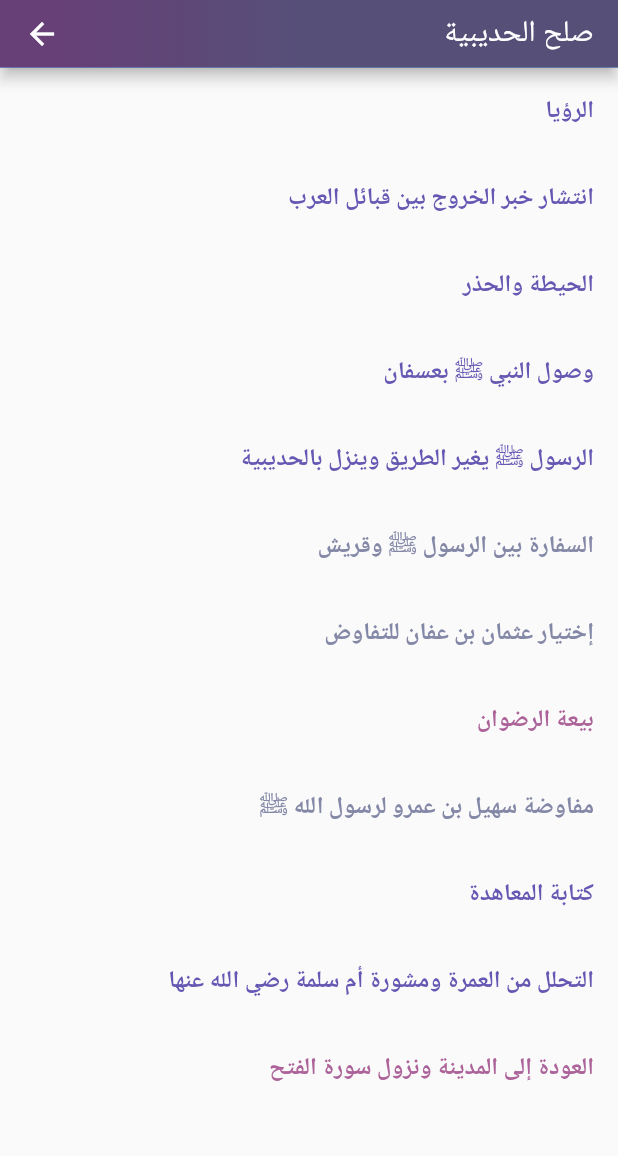
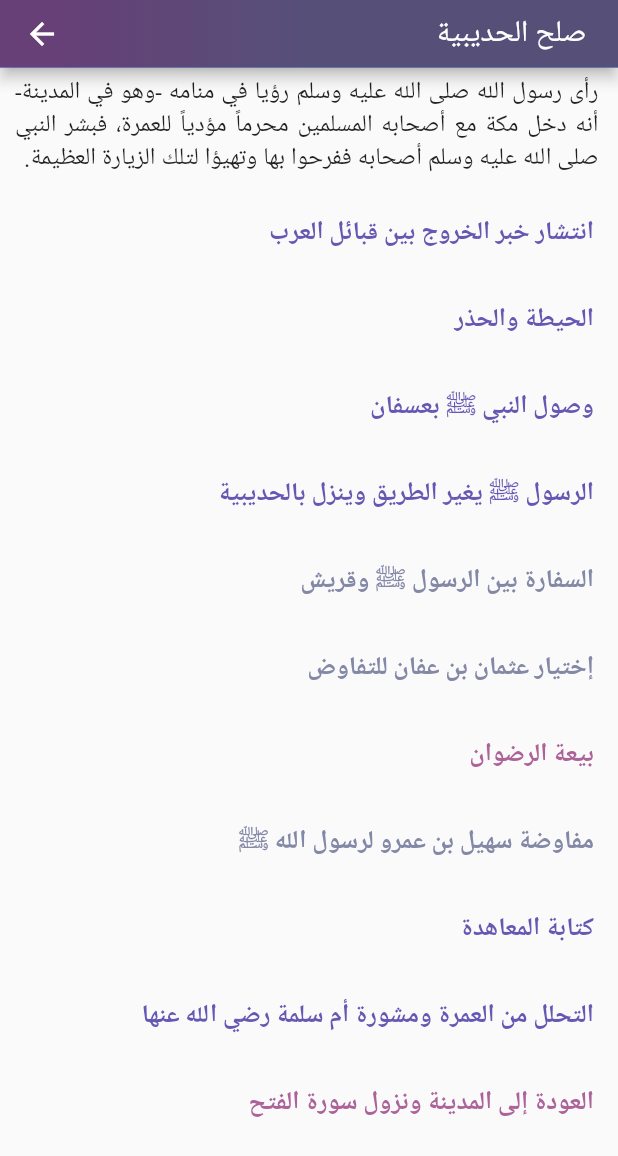
Before and after one commit to abdelfattah90/The-Prophet-Muhammad-Biography-App-Flutter, a Flutter app: the Section20 screen opened by its route, on a phone screen of 412 x 824 dp. Shown: the top 1156 px of the screen. Run offline on Flutter 3.47's test engine with Material 2 defaults, Android fonts, the phone set to English and light mode, and no system bars; our stand-ins replace get.

Commit message:
Fix design,texts

```diff
--- a/lib/sections/section13.dart
+++ b/lib/sections/section13.dart
@@ -15,9 +15,9 @@ class Section13 extends StatelessWidget {
           child: Column(
             crossAxisAlignment: CrossAxisAlignment.start,
             children: [
-              exTileWidget2(
+              paragraphText(p1),
+              exTileWidget1(
                 mainTitle(t1),
-                paragraphText(p1),
                 paragraphText(p2),
               ),
               exTileWidget2(
--- a/lib/sections/section16.dart
+++ b/lib/sections/section16.dart
@@ -8,7 +8,7 @@ class Section16 extends StatelessWidget {
   @override
   Widget build(BuildContext context) {
     return Scaffold(
-      appBar: appbarWidget('المصطلق والمنافقون'),
+      appBar: appbarWidget('بنى المصطلق'),
       body: SingleChildScrollView(
         child: Directionality(
           textDirection: TextDirection.rtl,
--- a/lib/sections/section20.dart
+++ b/lib/sections/section20.dart
@@ -15,55 +15,52 @@ class Section20 extends StatelessWidget {
           child: Column(
             crossAxisAlignment: CrossAxisAlignment.start,
             children: [
+              paragraphText(p1),
               exTileWidget1(
                 mainTitle(t1),
-                paragraphText(p1),
+                paragraphText(p2),
               ),
               exTileWidget1(
                 mainTitle(t2),
-                paragraphText(p2),
+                paragraphText(p3),
               ),
               exTileWidget1(
                 mainTitle(t3),
-                paragraphText(p3),
+                paragraphText(p4),
               ),
               exTileWidget1(
                 mainTitle(t4),
-                paragraphText(p4),
-              ),
-              exTileWidget1(
-                mainTitle(t5),
                 paragraphText(p5),
               ),
               exTileWidget1(
-                secondTitle(t6),
+                secondTitle(t5),
                 paragraphText(p6),
               ),
               exTileWidget1(
-                secondTitle(t7),
+                secondTitle(t6),
                 paragraphText(p7),
               ),
               exTileWidget3(
-                thirdTitle(t8),
+                thirdTitle(t7),
                 paragraphText(p8),
                 paragraphText(p9),
                 paragraphText(p10),
               ),
               exTileWidget1(
-                secondTitle(t9),
+                secondTitle(t8),
                 paragraphText(p11),
               ),
               exTileWidget2(
-                mainTitle(t10),
+                mainTitle(t9),
                 paragraphText(p12),
                 paragraphText(p13),
               ),
               exTileWidget1(
-                mainTitle(t11),
+                mainTitle(t10),
                 paragraphText(p14),
               ),
               exTileWidget2(
-                thirdTitle(t12),
+                thirdTitle(t11),
                 paragraphText(p15),
                 paragraphText(p16),
               ),
--- a/lib/sections/text/section16text.dart
+++ b/lib/sections/text/section16text.dart
@@ -1,5 +1,5 @@
 const String p1 =
-    'بنو المصطلق : هم بطن من خزاعة والمصطلق جدهم وهو جذيمة بن سعد بن عمرو بن ربيعة بن حارثة بن عمرو بن عامر ماء السماء.';
+    'بنى المصطلق: هم بطن من خزاعة والمصطلق جدهم وهو جذيمة بن سعد بن عمرو بن ربيعة بن حارثة بن عمرو بن عامر ماء السماء.';
 const String p2 =
     'تأييد هذه القبيلة لقريش واشتراكها معها في معركة أحد ضد المسلمين، ضمن كتلة الأحابيش التي اشتركت في المعركة تأييداً لقريش، وكذلك سيطرة هذه القبيلة على الخط الرئيسي المؤدي إلى مكة، فكانت حاجزاً منيعاً من نفوذ المسلمين إلى مكة.';
 const String p3 =
--- a/lib/sections/text/section20text.dart
+++ b/lib/sections/text/section20text.dart
@@ -32,15 +32,14 @@ const String p15 =
 const String p16 =
     'ثم ختمت السورة الجليلة بصفات مدح للنبي صلى الله عليه وسلم ولأصحابه الكرام.';
 
-const String t1 = 'الرؤيا';
-const String t2 = 'انتشار خبر الخروج بين قبائل العرب';
-const String t3 = 'الحيطة والحذر';
-const String t4 = 'وصول النبي ﷺ بعسفان';
-const String t5 = 'الرسول ﷺ يغير الطريق وينزل بالحديبية';
-const String t6 = 'السفارة بين الرسول ﷺ وقريش';
-const String t7 = 'إختيار عثمان بن عفان للتفاوض';
-const String t8 = 'بيعة الرضوان';
-const String t9 = 'مفاوضة سهيل بن عمرو لرسول الله ﷺ';
-const String t10 = 'كتابة المعاهدة';
-const String t11 = 'التحلل من العمرة ومشورة أم سلمة رضي الله عنها';
-const String t12 = 'العودة إلى المدينة ونزول سورة الفتح';
+const String t1 = 'انتشار خبر الخروج بين قبائل العرب';
+const String t2 = 'الحيطة والحذر';
+const String t3 = 'وصول النبي ﷺ بعسفان';
+const String t4 = 'الرسول ﷺ يغير الطريق وينزل بالحديبية';
+const String t5 = 'السفارة بين الرسول ﷺ وقريش';
+const String t6 = 'إختيار عثمان بن عفان للتفاوض';
+const String t7 = 'بيعة الرضوان';
+const String t8 = 'مفاوضة سهيل بن عمرو لرسول الله ﷺ';
+const String t9 = 'كتابة المعاهدة';
+const String t10 = 'التحلل من العمرة ومشورة أم سلمة رضي الله عنها';
+const String t11 = 'العودة إلى المدينة ونزول سورة الفتح';
--- a/lib/widgets/widgets.dart
+++ b/lib/widgets/widgets.dart
@@ -21,7 +21,10 @@ AppBar appbarWidget(String title) => AppBar(
       title: Row(
         mainAxisAlignment: MainAxisAlignment.end,
         children: [
-          Text(title),
+          Padding(
+            padding: const EdgeInsets.only(right: 5),
+            child: Text(title),
+          ),
         ],
       ),
     );
@@ -39,9 +42,11 @@ Container paragraphText(String content) => Container(
 Text mainTitle(String content) => Text(
       content,
       style: const TextStyle(
-          fontFamily: 'NotoNaskhArabic',
-          color: mainTitleColor,
-          fontWeight: FontWeight.bold),
+        fontFamily: 'NotoNaskhArabic',
+        color: mainTitleColor,
+        fontWeight: FontWeight.bold,
+        fontSize: 17.0,
+      ),
     );
 
 Text secondTitle(String content) => Text(
@@ -50,6 +55,7 @@ Text secondTitle(String content) => Text(
         fontFamily: 'NotoNaskhArabic',
         color: secondTitleColor,
         fontWeight: FontWeight.bold,
+        fontSize: 17.0,
       ),
     );
 
@@ -59,6 +65,7 @@ Text thirdTitle(String content) => Text(
         fontFamily: 'NotoNaskhArabic',
         color: thirdTitleColor,
         fontWeight: FontWeight.bold,
+        fontSize: 17.0,
       ),
     );
 
```
Also changed, not shown: lib/screens/home_screen.dart (+66 -69 lines).
